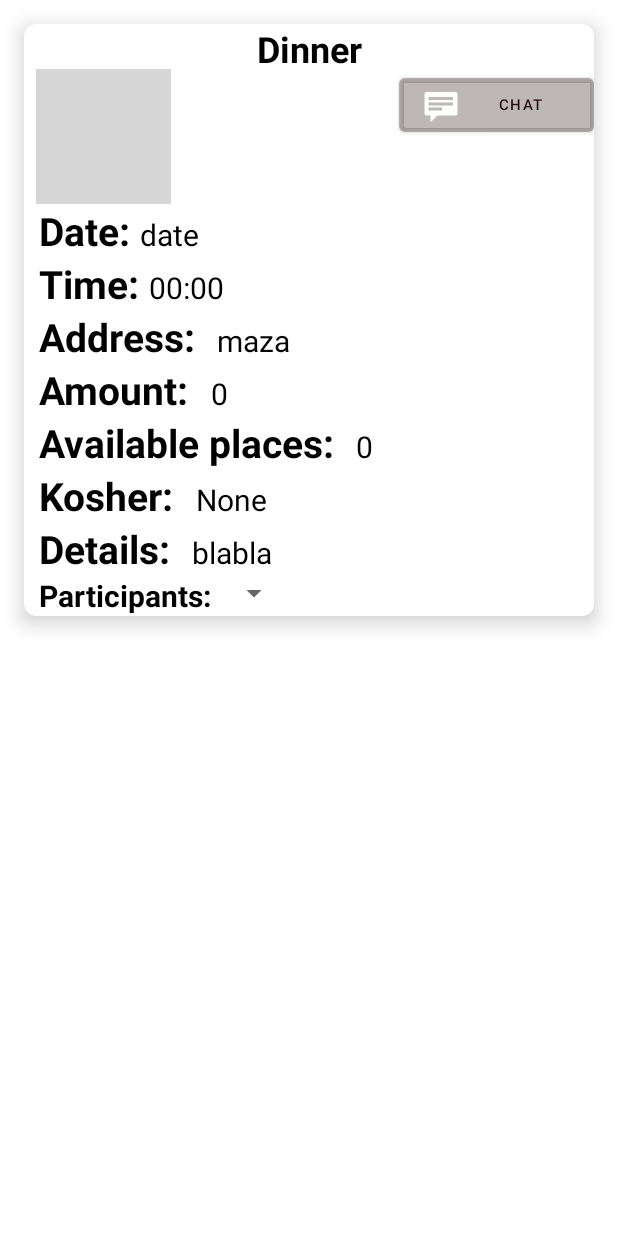
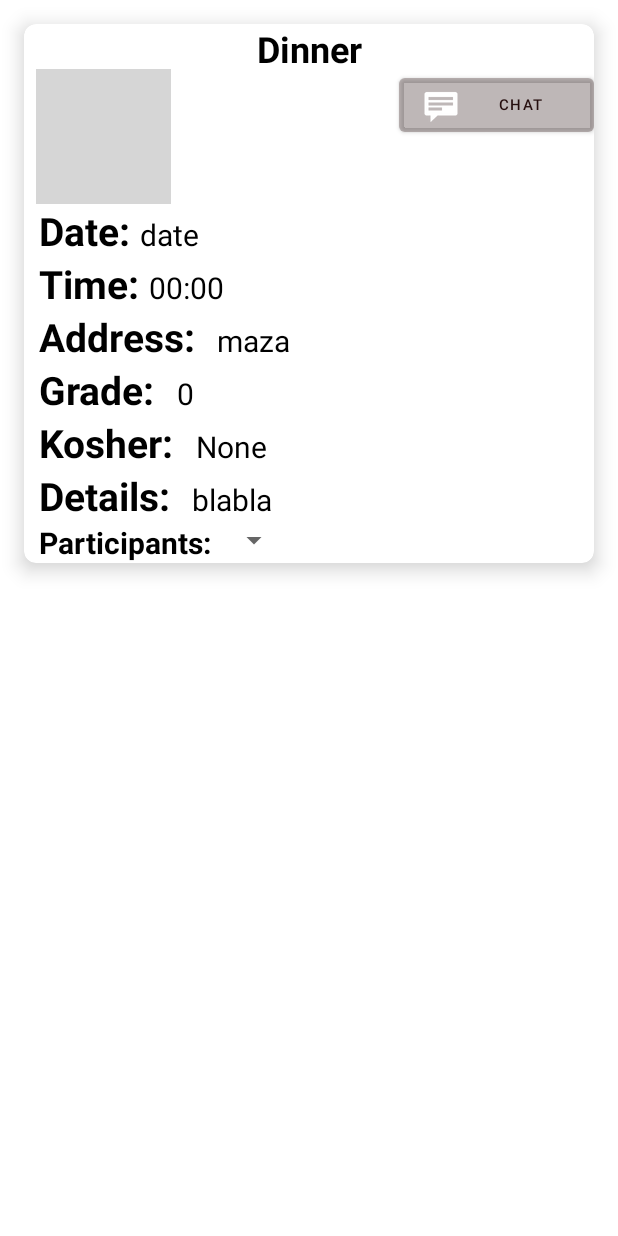
Before and after one commit to Segev955/FamilEat, an Android app: the layout host_past_options.xml on its own in the app's theme, with its tools: preview values and no code run, on a phone screen of 412 x 824 dp. Run offline under Robolectric (Android 15) with nearby library versions, the phone set to English and light mode, and no system bars; grey boxes are pictures that could not be loaded.

Commit message:
grade show

```diff
--- a/app/src/main/res/layout/host_past_options.xml
+++ b/app/src/main/res/layout/host_past_options.xml
@@ -137,13 +137,13 @@
             <TextView
                 android:layout_width="wrap_content"
                 android:layout_height="wrap_content"
-                android:text="Amount: "
+                android:text="Grade: "
                 android:textColor="@color/black"
                 android:textSize="26sp"
                 android:textStyle="bold" />
 
             <TextView
-                android:id="@+id/tvAmount"
+                android:id="@+id/tvGrade"
                 android:layout_width="wrap_content"
                 android:layout_height="wrap_content"
                 android:layout_marginLeft="8dp"
@@ -153,31 +153,6 @@
 
         </LinearLayout>
 
-
-        <LinearLayout
-            android:layout_width="wrap_content"
-            android:layout_height="wrap_content"
-            android:layout_gravity="center_vertical"
-            android:orientation="horizontal">
-
-            <TextView
-                android:layout_width="wrap_content"
-                android:layout_height="wrap_content"
-                android:text="Available places: "
-                android:textColor="@color/black"
-                android:textSize="26sp"
-                android:textStyle="bold" />
-
-            <TextView
-                android:id="@+id/tvAvailables"
-                android:layout_width="wrap_content"
-                android:layout_height="wrap_content"
-                android:layout_marginLeft="8dp"
-                android:text="0"
-                android:textColor="@color/black"
-                android:textSize="20sp" />
-
-        </LinearLayout>
 
         <LinearLayout
             android:layout_width="wrap_content"
```
Also changed, not shown: app/src/main/java/adapters/PastGuestAdapter.java (+3 -11 lines), app/src/main/java/adapters/PastHostAdapter.java (+18 -15 lines), app/src/main/res/layout/guest_past_options.xml (+2 -26 lines).
